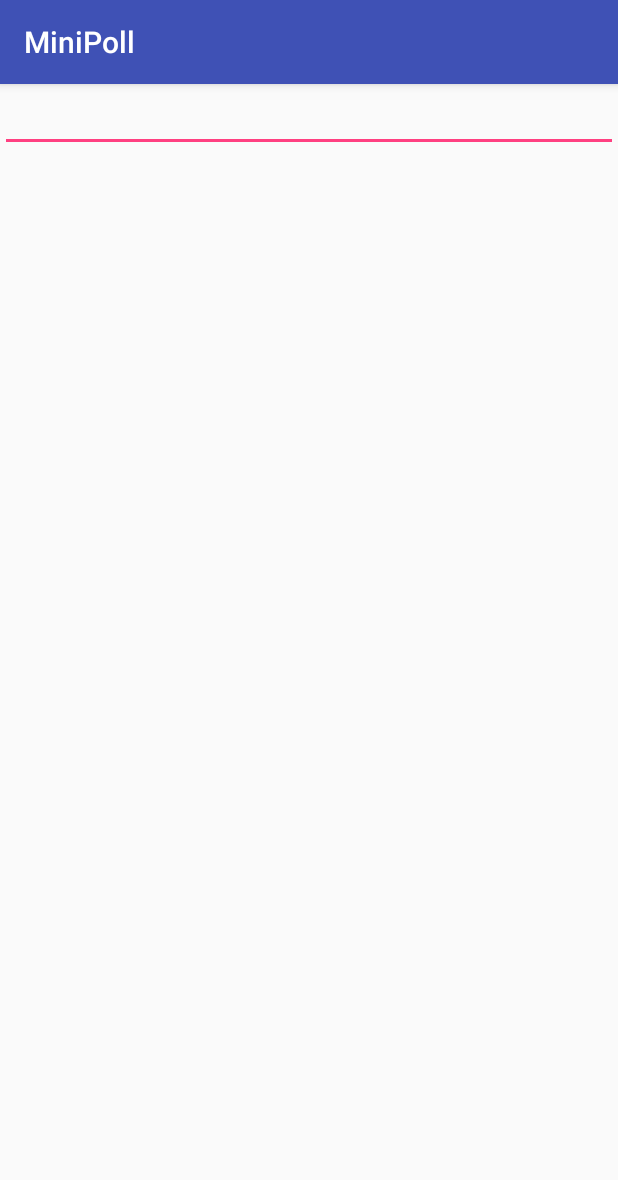
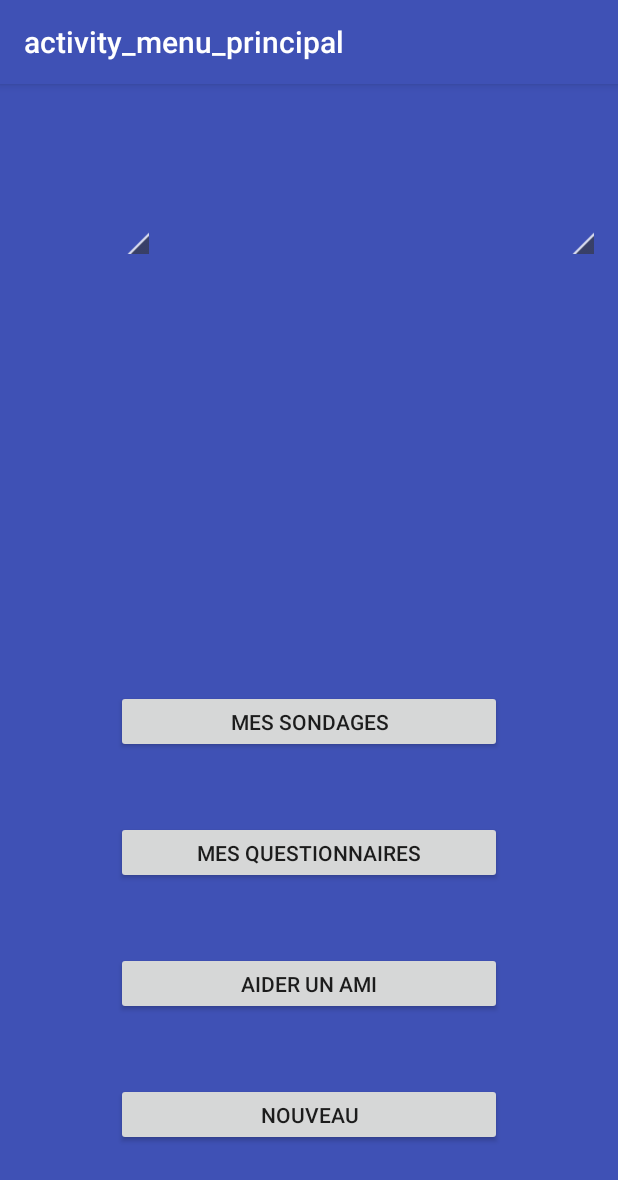
Before and after one commit to jiweber/LSINF1225-2018-GROUPE14-MiniPoll, an Android app: the MenuPrincipalActivity screen opened directly, with no data from a screen before it, on a phone screen of 412 x 824 dp. Shown: the top 1180 px of the screen. Run offline under Robolectric (Android 15) with nearby library versions, the light colour scheme and no system bars.

Commit message:
Changement des polices des boutons et de la couleur de fond du menu 25-04-2017 à 15:40

```diff
--- a/app/src/main/java/be/lsinf1225/minipoll/MenuPrincipalActivity.java
+++ b/app/src/main/java/be/lsinf1225/minipoll/MenuPrincipalActivity.java
@@ -1,10 +1,13 @@
 package be.lsinf1225.minipoll;
 
 //import android.content.Context;
+import android.graphics.Typeface;
 import android.support.v7.app.AppCompatActivity;
 import android.os.Bundle;
+import android.util.Log;
 import android.widget.Button;
 import android.widget.QuickContactBadge;
+import android.widget.TextView;
 //import android.widget.TextView;
 
 public class MenuPrincipalActivity extends AppCompatActivity {
@@ -17,7 +20,7 @@ public class MenuPrincipalActivity extends AppCompatActivity {
     @Override
     protected void onCreate(Bundle savedInstanceState) {
         super.onCreate(savedInstanceState);
-        setContentView(R.layout.activity_main);
+        setContentView(R.layout.activity_menu_principal);
         btn_new = findViewById(R.id.button4);
         btn_quest = findViewById(R.id.button2);
         btn_sond = findViewById(R.id.button5);
@@ -25,5 +28,30 @@ public class MenuPrincipalActivity extends AppCompatActivity {
         amis = findViewById(R.id.quickContactBadge2);
         profil = findViewById(R.id.quickContactBadge);
 
+        setFontBut(btn_aide, "GeosansLight.ttf");
+        setFontBut(btn_new, "GeosansLight.ttf");
+        setFontBut(btn_sond, "GeosansLight.ttf");
+        setFontBut(btn_quest, "GeosansLight.ttf");
+
+    }
+    public void setFontTxt(TextView textView, String fontName) {
+        if(fontName != null){
+            try {
+                Typeface typeface = Typeface.createFromAsset(getAssets(), "fonts/" + fontName);
+                textView.setTypeface(typeface);
+            } catch (Exception e) {
+                Log.e("FONT", fontName + " not found", e);
+            }
+        }
+    }
+    public void setFontBut(Button button, String fontName) {
+        if(fontName != null){
+            try {
+                Typeface typeface = Typeface.createFromAsset(getAssets(), "fonts/" + fontName);
+                button.setTypeface(typeface);
+            } catch (Exception e) {
+                Log.e("FONT", fontName + " not found", e);
+            }
+        }
     }
 }
--- a/app/src/main/res/layout/activity_menu_principal.xml
+++ b/app/src/main/res/layout/activity_menu_principal.xml
@@ -3,11 +3,12 @@
     xmlns:app="http://schemas.android.com/apk/res-auto"
     xmlns:tools="http://schemas.android.com/tools"
     android:layout_width="match_parent"
-    android:layout_height="match_parent">
+    android:layout_height="match_parent"
+    android:background="@color/colorPrimary">
 
     <QuickContactBadge
         android:id="@+id/quickContactBadge2"
-        android:layout_width="80dp"
+        android:layout_width="83dp"
         android:layout_height="84dp"
         android:layout_marginStart="16dp"
         android:layout_marginTop="29dp"
--- a/app/src/main/res/values/strings.xml
+++ b/app/src/main/res/values/strings.xml
@@ -5,4 +5,5 @@
     <string name="btn_mes_sondages">Mes sondages</string>
     <string name="btn_aider_un_ami">Aider un ami</string>
     <string name="btn_mes_questionnaires">Mes questionnaires</string>
+    <string name="menu_principal">activity_menu_principal</string>
 </resources>
```
Also changed, not shown: app/src/main/AndroidManifest.xml (+11 -2 lines), app/src/main/res/mipmap-hdpi/ic_launcher.png, app/src/main/res/mipmap-mdpi/ic_launcher.png, app/src/main/res/mipmap-xhdpi/ic_launcher.png, app/src/main/res/mipmap-xxhdpi/ic_launcher.png, app/src/main/res/mipmap-xxxhdpi/ic_launcher.png.
